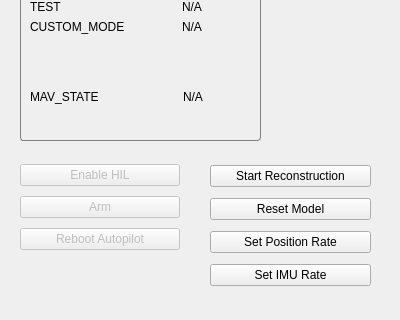
Qt form rqt_rotors/resource/mav_mode_widget.ui (pvechersky/rotors_simulator) before a commit; both pictures show x 0 to 400 and y 180 to 500 of the 400 by 500 pixel window.
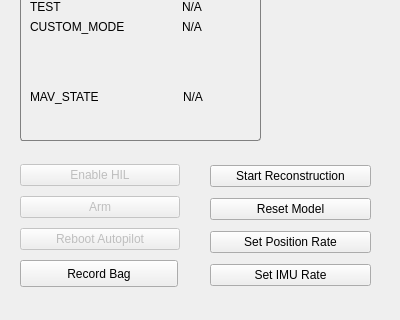
The same form after that commit.

Commit message: Adding new GPS and rosbag plugins code

```diff
--- a/rqt_rotors/resource/mav_mode_widget.ui
+++ b/rqt_rotors/resource/mav_mode_widget.ui
@@ -358,6 +358,22 @@
     </item>
    </layout>
   </widget>
+  <widget class="QPushButton" name="button_record_rosbag">
+   <property name="enabled">
+    <bool>true</bool>
+   </property>
+   <property name="geometry">
+    <rect>
+     <x>20</x>
+     <y>440</y>
+     <width>158</width>
+     <height>27</height>
+    </rect>
+   </property>
+   <property name="text">
+    <string>Record Bag</string>
+   </property>
+  </widget>
  </widget>
  <resources/>
  <connections/>
```
The commit also changes 15 other files.
